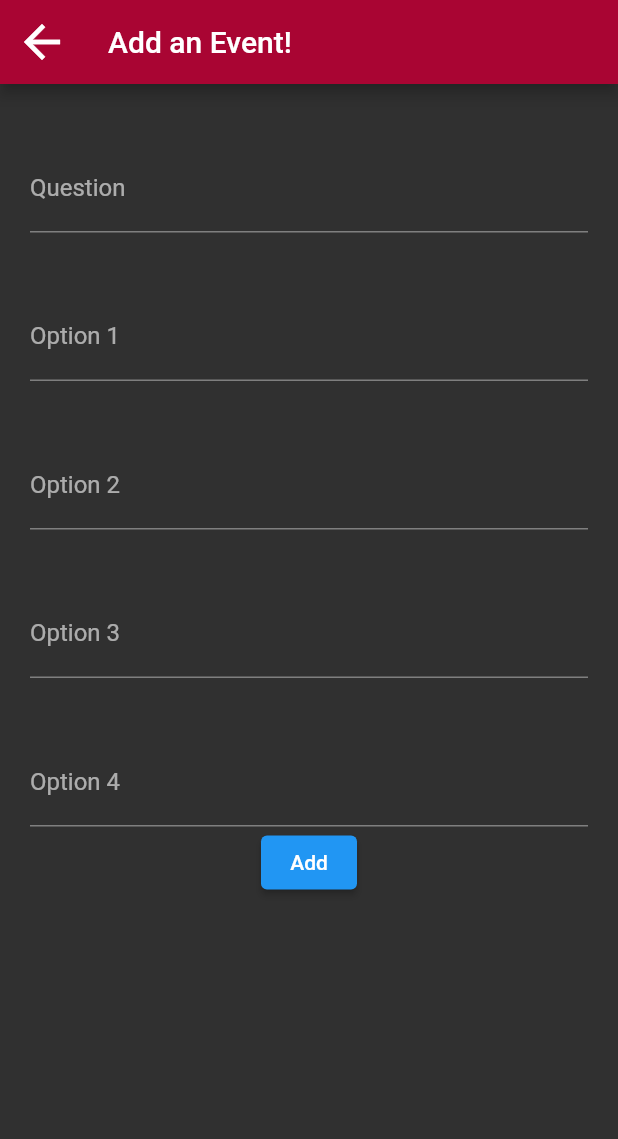
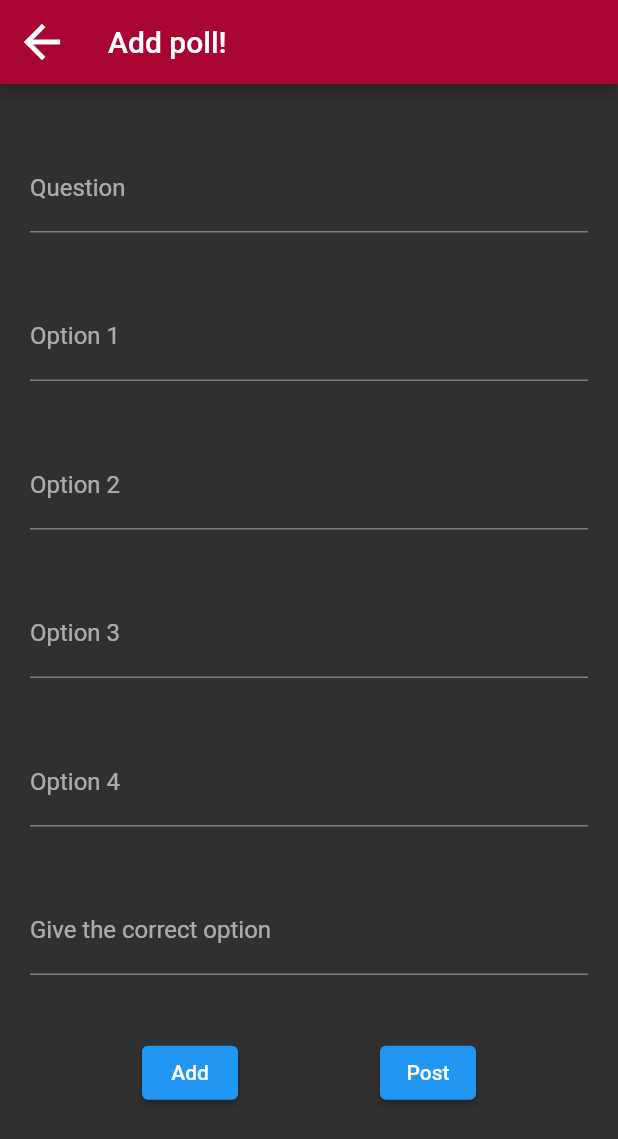
Before and after one commit to aktrxx/PollingApp, a Flutter app: the AddQuiz screen opened directly, after a tap on "Add", on a phone screen of 412 x 824 dp. Shown: the top 1139 px of the screen. Run offline on Flutter 3.47's test engine with Material 2 defaults, Android fonts, the phone set to English and light mode, and no system bars; our stand-ins replace cloud_firestore, firebase_auth, firebase_core, flutter_svg, font_awesome_flutter, get and 1 more; missing offline and left inert: qr_code_scanner; accounts and stored records are empty.

Commit message:
upload done

```diff
--- a/lib/Pages/admin/addquiz.dart
+++ b/lib/Pages/admin/addquiz.dart
@@ -1,10 +1,12 @@
-// ignore_for_file: prefer_const_constructors, prefer_const_literals_to_create_immutables
+// ignore_for_file: prefer_const_constructors, prefer_const_literals_to_create_immutables, use_build_context_synchronously
 
 import 'package:cloud_firestore/cloud_firestore.dart';
 import 'package:flutter/material.dart';
 import 'package:flutter/services.dart';
 import 'package:flutter/src/widgets/container.dart';
 import 'package:flutter/src/widgets/framework.dart';
+
+final List<Map> questions = [];
 
 class AddQuiz extends StatefulWidget {
   const AddQuiz({super.key});
@@ -15,37 +17,81 @@ class AddQuiz extends StatefulWidget {
 
 class _AddQuizState extends State<AddQuiz> {
   DateTime date = DateTime(2022, 12, 24);
+  int id = 1;
   final quesCon = TextEditingController();
   final o1Con = TextEditingController();
   final o2Con = TextEditingController();
   final o3Con = TextEditingController();
   final o4Con = TextEditingController();
+  final cAns = TextEditingController();
+
+  void clearText() {
+    questions.add({
+      'Question 1': quesCon.text.toString(),
+      'options': [
+        o1Con.text.toString(),
+        o2Con.text.toString(),
+        o3Con.text.toString(),
+        o4Con.text.toString(),
+      ],
+      'id': id,
+      'ans': int.parse(cAns.text.toString()) - 1,
+    });
+    quesCon.clear();
+    o1Con.clear();
+    o2Con.clear();
+    o3Con.clear();
+    o4Con.clear();
+  }
 
   Future addToFirebase() async {
-    final docUser = FirebaseFirestore.instance.collection('quiz').doc('ACDjbjEF');
+    final docUser =
+        FirebaseFirestore.instance.collection('quiz').doc('Array dyn');
 
     final json = {
       // 'name': nameController.text,
       // 'regno': regnoController.text,
       // 'department': dropdownValue,
       // 'test array': ['visual', 'arts']
-
-      '1': {
-        'Question 1': "What is your name",
-        'options': [
-          'Options 1',
-          'Options 2',
-          'Options 3',
-          'Options 4',
-        ],
-        'id': 1,
-        'ans': 3
-      }
+      'q': questions
+      // [
+      //   {
+      //     'Question 1': "What is your name",
+      //     'options': [
+      //       'Options 1',
+      //       'Options 2',
+      //       'Options 3',
+      //       'Options 4',
+      //     ],
+      //     'id': 1,
+      //     'ans': 3
+      //   },
+      //   {
+      //     'Question 1': "What is your name",
+      //     'options': [
+      //       'Options 1',
+      //       'Options 2',
+      //       'Options 3',
+      //       'Options 4',
+      //     ],
+      //     'id': 1,
+      //     'ans': 3
+      //   }
+      // ]
     };
 
     await docUser.set(json);
+    Navigator.pop(context);
   }
 
+  String dropdownvalue = 'Item 1';
+  var selectedValue = 0;
+  var items = [
+    0,
+    1,
+    2,
+    3,
+  ];
   @override
   Widget build(BuildContext context) {
     return Scaffold(
@@ -54,7 +100,7 @@ class _AddQuizState extends State<AddQuiz> {
         //resizeToAvoidBottomInset: true
         appBar: AppBar(
           backgroundColor: Color.fromARGB(255, 169, 5, 51),
-          title: Text("Add an Event!"),
+          title: Text("Add poll!"),
           leading: GestureDetector(
             onTap: () {
               Navigator.pop(context);
@@ -68,6 +114,7 @@ class _AddQuizState extends State<AddQuiz> {
         ),
         body: SingleChildScrollView(
           child: Column(
+            mainAxisAlignment: MainAxisAlignment.end,
             children: [
               Padding(
                 padding: const EdgeInsets.only(top: 40, left: 20, right: 20),
@@ -128,7 +175,44 @@ class _AddQuizState extends State<AddQuiz> {
                     cursorColor: Colors.black,
                     cursorWidth: 3),
               ),
-              ElevatedButton(onPressed: addToFirebase, child: Text('Add'))
+              Padding(
+                padding: const EdgeInsets.only(top: 40, left: 20, right: 20),
+                child: TextField(
+                    controller: cAns,
+                    // keyboardType: TextInputType.multiline,
+                    // maxLines: null,
+                    decoration:
+                        InputDecoration(labelText: 'Give the correct option'),
+                    textAlign: TextAlign.start,
+                    cursorHeight: 30,
+                    cursorColor: Colors.black,
+                    cursorWidth: 3),
+              ),
+//               DropdownButton<int>(
+//   value: selectedValue,
+//   items: [1, 2, 3, 4].map((int value) {
+//     return DropdownMenuItem<int>(
+//       value: value,
+//       child: Text(value.toString()),
+//     );
+//   }).toList(),
+//   onChanged: (int? newValue) {
+//     setState(() {
+//       selectedValue = newValue!;
+//     });
+//   },
+// ),
+
+              SizedBox(
+                height: MediaQuery.of(context).size.height * 0.05,
+              ),
+              Row(
+                mainAxisAlignment: MainAxisAlignment.spaceEvenly,
+                children: [
+                  ElevatedButton(onPressed: clearText, child: Text('Add')),
+                  ElevatedButton(onPressed: addToFirebase, child: Text('Post'))
+                ],
+              )
             ],
           ),
         ));
```
